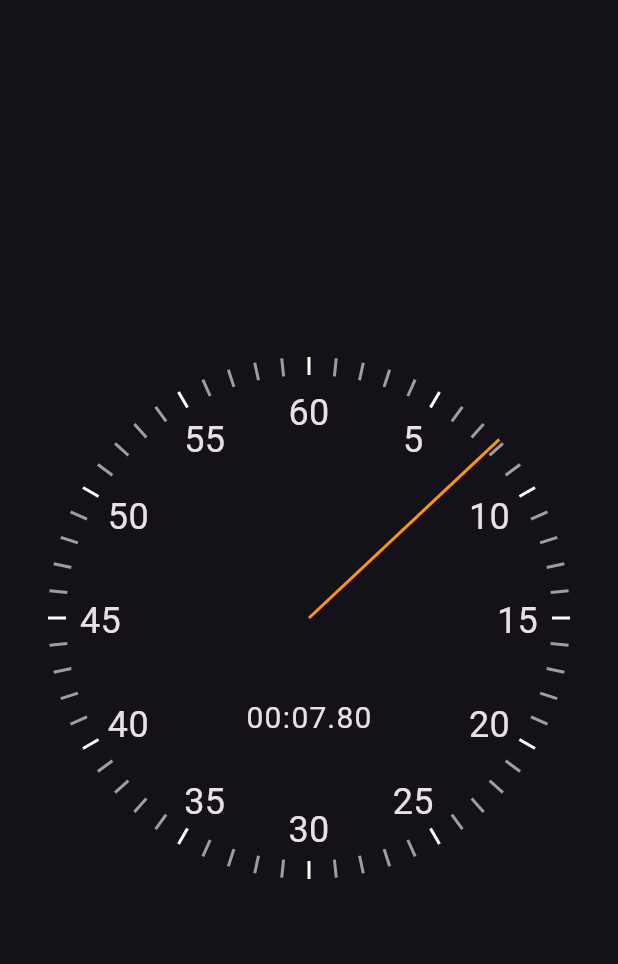
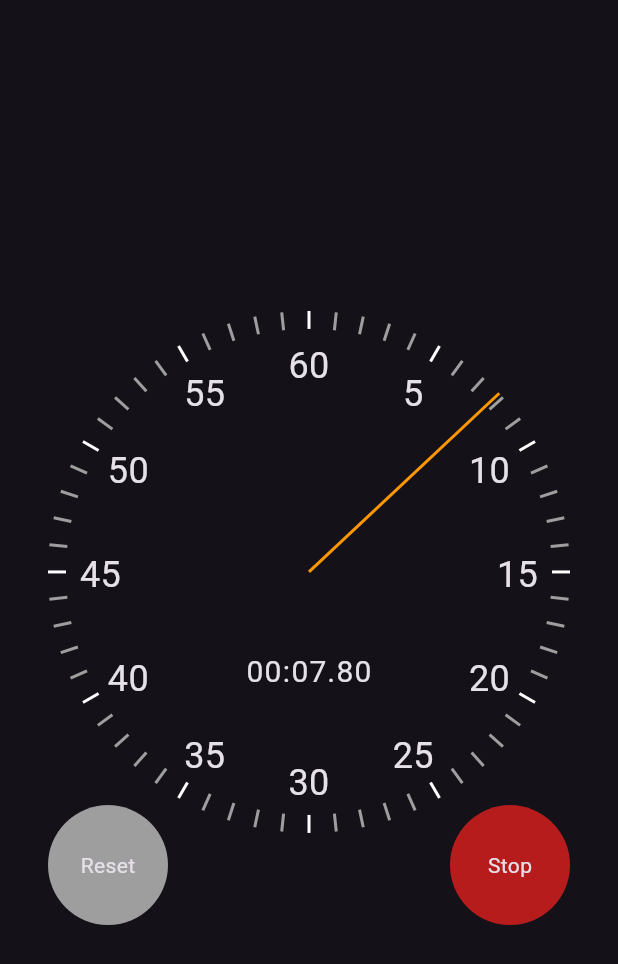
Before and after one commit to tahabarznji/flutter_stop_watch, a Flutter app: the screen it shows after launch, on a phone screen of 412 x 824 dp. Shown: the top 964 px of the screen. Run offline on Flutter 3.47's test engine with Material 3 defaults, Android fonts, the phone set to English and light mode, and no system bars.

Commit message:
add the the reset and startstop buttons for the stop watch and ajust the layout

```diff
--- a/lib/main.dart
+++ b/lib/main.dart
@@ -34,7 +34,7 @@ class _MyHomePageState extends State<MyHomePage> {
         child: Padding(
           padding: EdgeInsets.all(32),
           child: AspectRatio(
-            aspectRatio: 1.0, child: Stopwatch(), //it remove the comma here
+            aspectRatio: 0.85, child: Stopwatch(), //it remove the comma here
           ),
         ),
       ),
--- a/lib/ui/start_stop_button.dart
+++ b/lib/ui/start_stop_button.dart
@@ -14,7 +14,7 @@ class StartStopButton extends StatelessWidget {
           onTap: onPressed,
           child: Align(
             alignment: Alignment.center,
-            child: Text('Reset'),
+            child: Text(isRuning ? 'Stop' : 'Start'),
           ),
         ),
       ),
--- a/lib/ui/stopwatch.dart
+++ b/lib/ui/stopwatch.dart
@@ -2,8 +2,9 @@ import 'dart:async';
 
 import 'package:flutter/material.dart';
 import 'package:flutter/scheduler.dart';
-import 'package:flutter_stop_watch/ui/elapsed_time_text.dart';
-import 'package:flutter_stop_watch/ui/elapsed_time_text_basic.dart';
+import 'package:flutter_stop_watch/ui/reset_button.dart';
+import 'package:flutter_stop_watch/ui/start_stop_button.dart';
+
 import 'package:flutter_stop_watch/ui/stop_watch_renderer.dart';
 
 class Stopwatch extends StatefulWidget {
@@ -47,9 +48,31 @@ class _StopwatchState extends State<Stopwatch>
     return LayoutBuilder(
       builder: (context, constraints) {
         final radouis = constraints.maxWidth / 2;
-        return StopWatchRenderer(
-          radouis: radouis,
-          elapsed: _elapsed,
+        return Stack(
+          children: [
+            StopWatchRenderer(elapsed: _elapsed, radouis: radouis),
+            Align(
+              alignment: Alignment.bottomLeft,
+              child: SizedBox(
+                width: 80,
+                height: 80,
+                child: ResetButton(
+                  onPressed: () {},
+                ),
+              ),
+            ),
+            Align(
+              alignment: Alignment.bottomRight,
+              child: SizedBox(
+                width: 80,
+                height: 80,
+                child: StartStopButton(
+                  isRuning: true,
+                  onPressed: () {},
+                ),
+              ),
+            )
+          ],
         );
       },
     );
```
